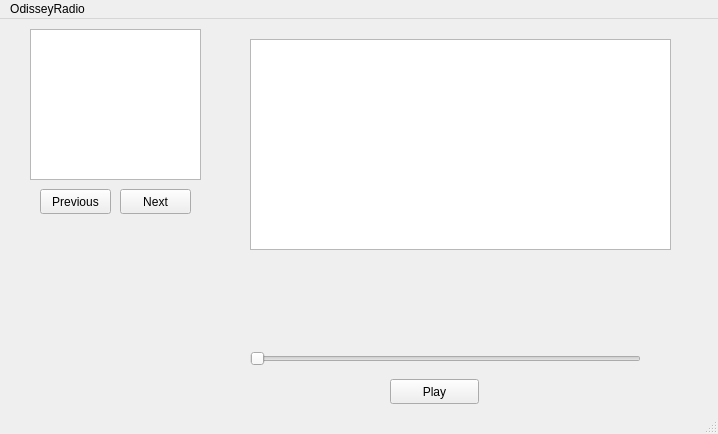
This is OdisseyRadio/mainwindow.ui in miguemesen/OdisseyRadio as Qt 5 draws it before an edit. The edited form follows.
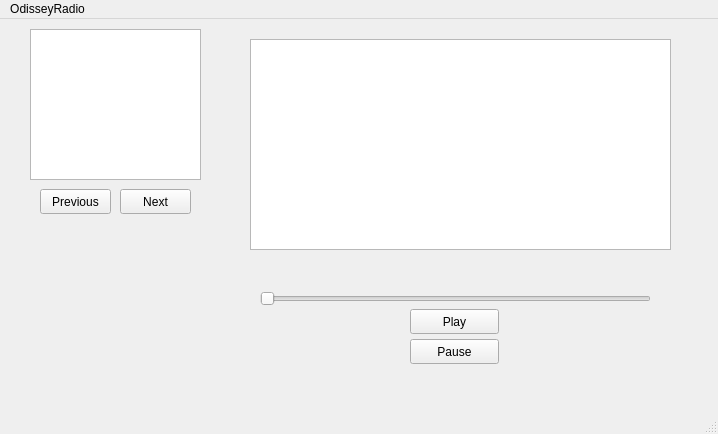
This is the edited form.

Commit message: Added play and pause btn

```diff
--- a/OdisseyRadio/mainwindow.ui
+++ b/OdisseyRadio/mainwindow.ui
@@ -27,8 +27,8 @@
    <widget class="QPushButton" name="btn_play">
     <property name="geometry">
      <rect>
-      <x>390</x>
-      <y>360</y>
+      <x>410</x>
+      <y>290</y>
       <width>89</width>
       <height>25</height>
      </rect>
@@ -50,8 +50,8 @@
    <widget class="QSlider" name="horizontalSlider">
     <property name="geometry">
      <rect>
-      <x>250</x>
-      <y>330</y>
+      <x>260</x>
+      <y>270</y>
       <width>391</width>
       <height>20</height>
      </rect>
@@ -86,6 +86,19 @@
      <string>Previous</string>
     </property>
    </widget>
+   <widget class="QPushButton" name="btn_pause">
+    <property name="geometry">
+     <rect>
+      <x>410</x>
+      <y>320</y>
+      <width>89</width>
+      <height>25</height>
+     </rect>
+    </property>
+    <property name="text">
+     <string>Pause</string>
+    </property>
+   </widget>
   </widget>
   <widget class="QMenuBar" name="menubar">
    <property name="geometry">
```
The commit also changes 3 other files.
